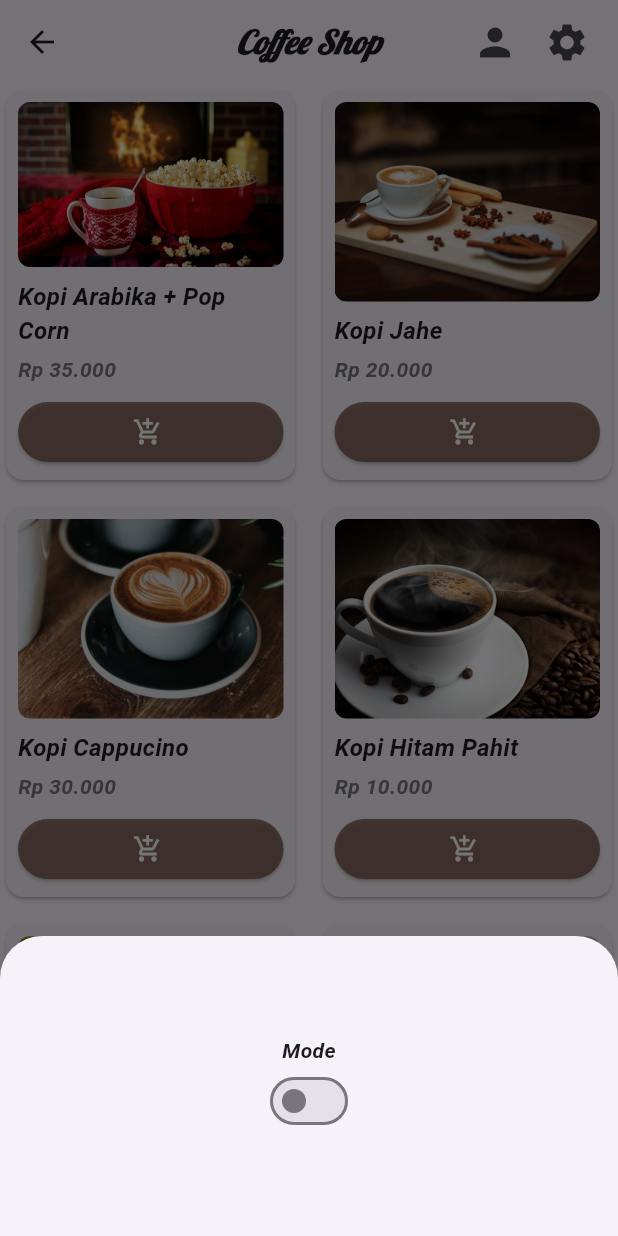
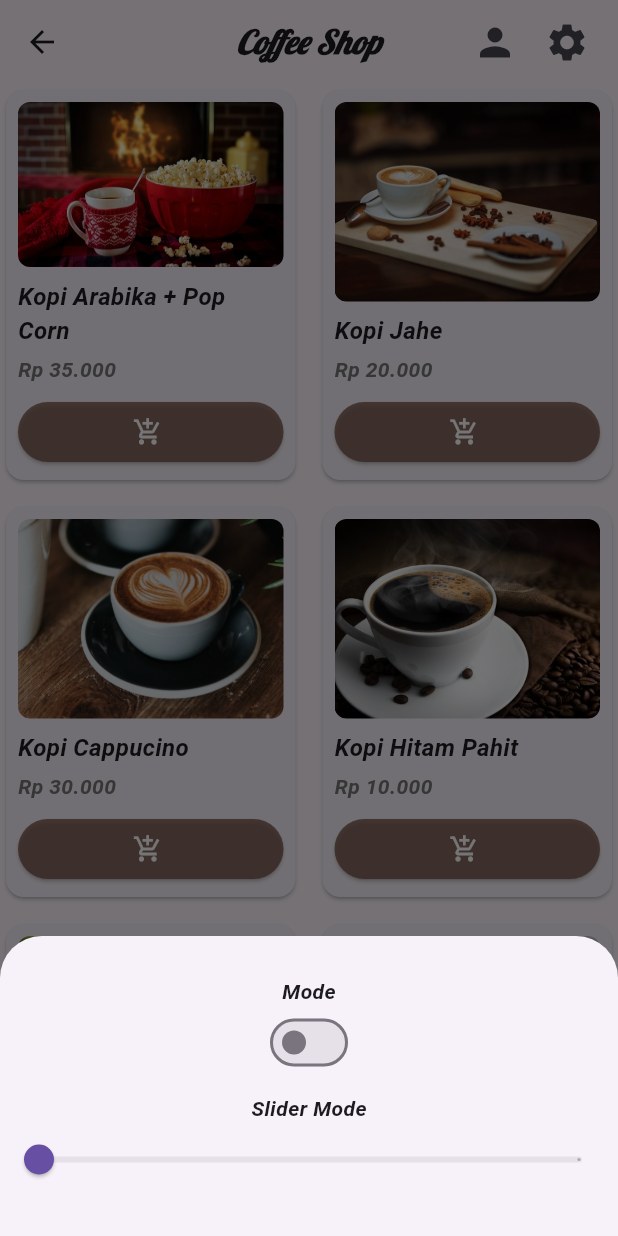
Before and after one commit to MichaelSitanggang/ProjekFlutter, a Flutter app: the WidgetGrid screen opened directly, after a tap on the "settings" icon, on a phone screen of 412 x 824 dp. Run offline on Flutter 3.47's test engine with Material 3 defaults, Android fonts, the phone set to English and light mode, and no system bars; our stand-ins replace carousel_slider, shared_preferences; accounts and stored records are empty.

Commit message:
Proje Uas Done

```diff
--- a/lib/main.dart
+++ b/lib/main.dart
@@ -13,7 +13,7 @@ void main() {
     MultiProvider(
       providers: [
         ChangeNotifierProvider(create: (_) => CartProvider()),
-        ChangeNotifierProvider(create: (_) => ThemeProvider())
+        ChangeNotifierProvider(create: (_) => ThemeProvider()),
       ],
       child: MyApp(),
     ),
--- a/lib/models/tema.dart
+++ b/lib/models/tema.dart
@@ -1,12 +1,19 @@
 import 'package:flutter/material.dart';
 
 class ThemeProvider extends ChangeNotifier {
-  bool _isDarkMode = false;
+  double _darkModeValue = 0;
 
-  bool get isDarkMode => _isDarkMode;
+  double get darkModeValue => _darkModeValue;
 
-  void tomboltema() {
-    _isDarkMode = !_isDarkMode;
+  bool get isDarkMode => _darkModeValue == 1;
+
+  set darkModeValue(double value) {
+    _darkModeValue = value;
+    notifyListeners();
+  }
+
+  void toggleTheme() {
+    _darkModeValue = _darkModeValue == 1 ? 0 : 1;
     notifyListeners();
   }
 }
--- a/lib/widgets/gridwidget.dart
+++ b/lib/widgets/gridwidget.dart
@@ -27,7 +27,7 @@ class _WidgetGridState extends State<WidgetGrid> {
   @override
   Widget build(BuildContext context) {
     return Consumer2<CartProvider, ThemeProvider>(
-      builder: (context, cartProvider, themeProvider, child) {
+      builder: (context, cartProvider, themeProvider,child) {
         final coffe = cartProvider.items;
         return Scaffold(
           appBar: AppBar(
@@ -74,10 +74,22 @@ class _WidgetGridState extends State<WidgetGrid> {
                                 Switch(
                                   value: themeProvider.isDarkMode,
                                   onChanged: (value) {
-                                    themeProvider.tomboltema();
+                                    themeProvider.toggleTheme();
                                   },
                                 ),
-                              ],
+                                SizedBox(height: 10,),
+                                Text("Slider Mode"),
+                                Slider(
+                                  value: themeProvider.darkModeValue,
+                                  min: 0,
+                                  max: 1,
+                                  divisions: 1,
+                                  onChanged:(value) {
+                                    themeProvider.darkModeValue = value;
+                                  },
+                                  label: themeProvider.darkModeValue == 1 ? 'Gelap' : 'Terang',
+                                  )
+                                                        ],
                             ),
                           ),
                         );
```
Also changed, not shown: lib/models/cart.dart (line endings or trailing spaces).
